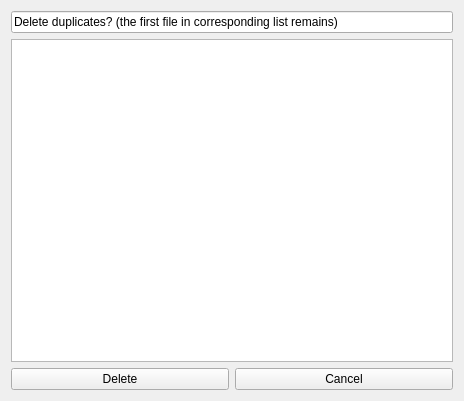
First picture: the form in askwidget.ui, repository qrort/duplicates-finder, before the edit.
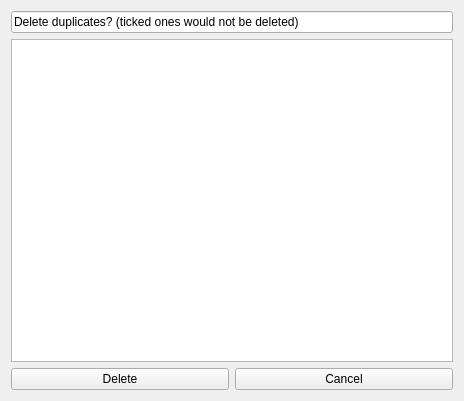
Second picture: the form after the edit.

Patch:
```diff
--- a/askwidget.ui
+++ b/askwidget.ui
@@ -36,7 +36,7 @@
      <item row="0" column="0" colspan="2">
       <widget class="QLineEdit" name="lineEdit">
        <property name="text">
-        <string>Delete duplicates? (the first file in corresponding list remains)</string>
+        <string>Delete duplicates? (ticked ones would not be deleted)</string>
        </property>
       </widget>
      </item>
```
